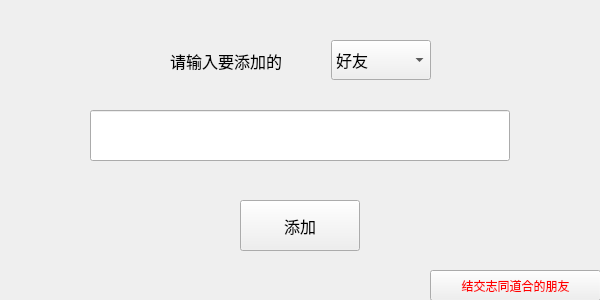
First picture: the form in client/addfriendswindow.ui, repository zx1316/linpop-lan-im, before the edit.
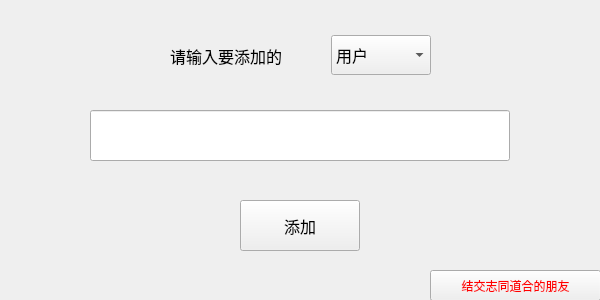
Second picture: the form after the edit.

```diff
--- a/client/addfriendswindow.ui
+++ b/client/addfriendswindow.ui
@@ -71,7 +71,7 @@
      <x>170</x>
      <y>30</y>
      <width>261</width>
-     <height>61</height>
+     <height>51</height>
     </rect>
    </property>
    <layout class="QHBoxLayout" name="horizontalLayout">
@@ -112,7 +112,7 @@
       </property>
       <item>
        <property name="text">
-        <string>好友</string>
+        <string>用户</string>
        </property>
       </item>
       <item>
```
